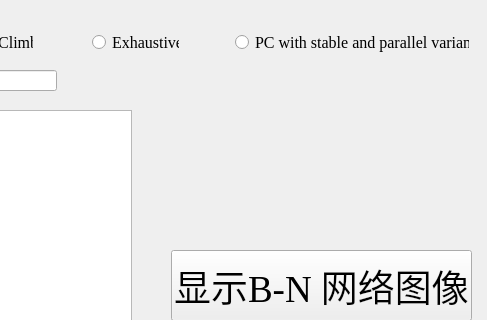
Above: dataprocessing.ui from markencoder/bayesianlab before the change; both pictures show x 279 to 766 and y 0 to 320 of the 766 by 609 pixel window. Below: the same form after it.
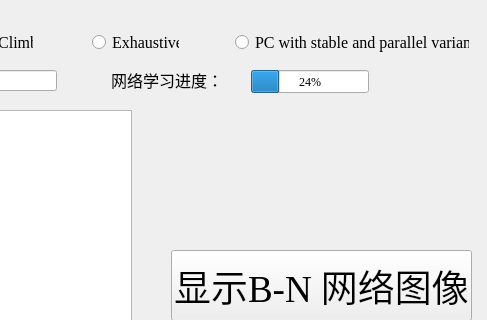
That is the form after the change.

Diff of the .ui file:
```diff
--- a/dataprocessing.ui
+++ b/dataprocessing.ui
@@ -212,6 +212,38 @@
      <bool>false</bool>
     </property>
    </widget>
+   <widget class="QProgressBar" name="progressBar">
+    <property name="geometry">
+     <rect>
+      <x>530</x>
+      <y>70</y>
+      <width>118</width>
+      <height>23</height>
+     </rect>
+    </property>
+    <property name="value">
+     <number>24</number>
+    </property>
+   </widget>
+   <widget class="QLabel" name="label_3">
+    <property name="geometry">
+     <rect>
+      <x>390</x>
+      <y>70</y>
+      <width>111</width>
+      <height>19</height>
+     </rect>
+    </property>
+    <property name="font">
+     <font>
+      <family>Times New Roman</family>
+      <pointsize>12</pointsize>
+     </font>
+    </property>
+    <property name="text">
+     <string>网络学习进度：</string>
+    </property>
+   </widget>
   </widget>
   <widget class="QMenuBar" name="menubar">
    <property name="geometry">
```
